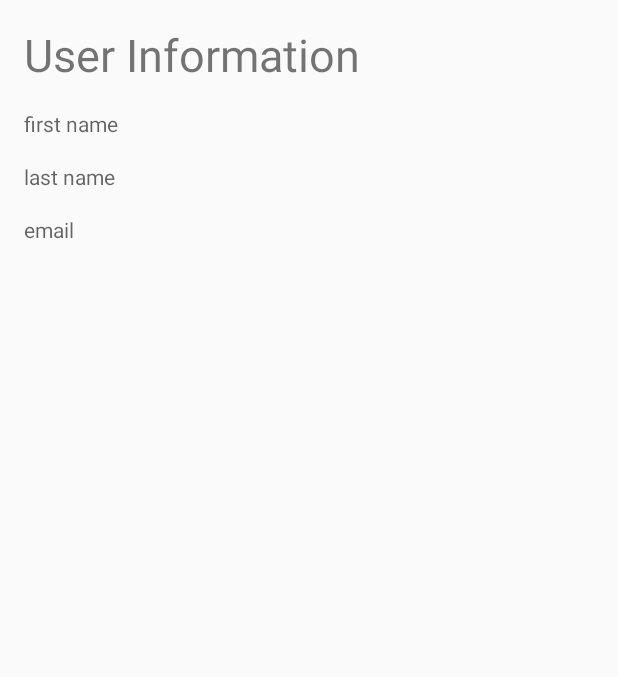
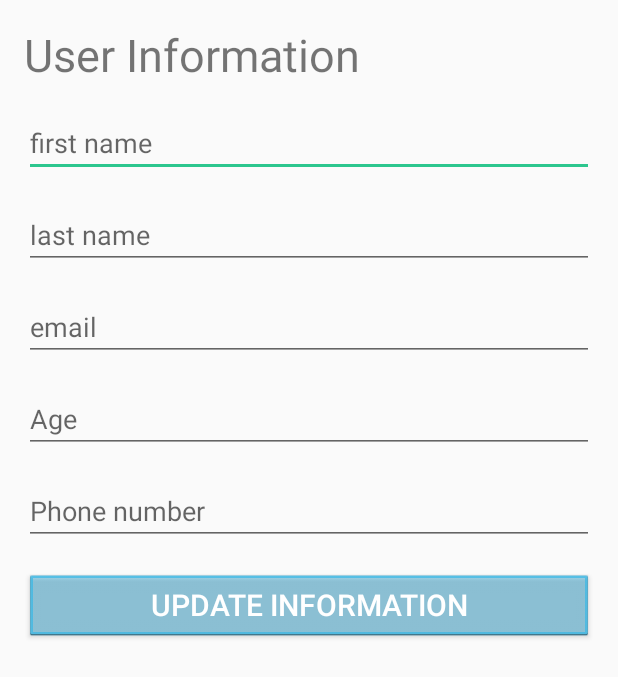
Before and after one commit to vovanluan/PTUDDD_Assignment2, an Android app: the InformationActivity screen opened directly, with no data from a screen before it, on a phone screen of 412 x 824 dp. Shown: the top 677 px of the screen. Run offline under Robolectric (Android 15) with nearby library versions, the phone set to English and light mode, and no system bars; 3 statements that could not run were skipped.

Commit message:
Show profile information

```diff
--- a/app/src/main/java/com/example/luan/activity/HomeActivity.java
+++ b/app/src/main/java/com/example/luan/activity/HomeActivity.java
@@ -152,7 +152,9 @@ public class HomeActivity extends AppCompatActivity {
                         Toast.makeText(getApplicationContext(),"Student Selected",Toast.LENGTH_SHORT).show();
                         return true;
                     case R.id.profile:
-                        Toast.makeText(getApplicationContext(),"Profile Selected",Toast.LENGTH_SHORT).show();
+                        Intent i = new Intent(HomeActivity.this, InformationActivity.class);
+                        i.putExtra("User", jsonUser);
+                        startActivity(i);
                         return true;
                     case R.id.settings:
                         Toast.makeText(getApplicationContext(),"Setttings Selected",Toast.LENGTH_SHORT).show();
@@ -199,7 +201,7 @@ public class HomeActivity extends AppCompatActivity {
     @Override
     protected void onStop()
     {
-        unregisterReceiver(broadcastReceiver);
+        //unregisterReceiver(broadcastReceiver);
         super.onStop();
     }
 
--- a/app/src/main/java/com/example/luan/activity/InformationActivity.java
+++ b/app/src/main/java/com/example/luan/activity/InformationActivity.java
@@ -23,7 +23,8 @@ import java.net.URL;
 import entity.User;
 import support.Support;
 public class InformationActivity extends AppCompatActivity {
-    TextView email, firstName, lastName;
+    EditText email, firstName, lastName, password, confirmPassword, phoneNumber, age;
+    Button update;
     User user;
     String jsonUser;
     @Override
@@ -36,20 +37,18 @@ public class InformationActivity extends AppCompatActivity {
         Type  type = new TypeToken<User>(){}.getType();
         user = gson.fromJson(jsonUser, type);
 
-        email = (TextView) findViewById(R.id.email);
-        firstName = (TextView) findViewById(R.id.firstname);
-        lastName = (TextView) findViewById(R.id.lastname);
-       // update = (Button) findViewById(R.id.update);
-
+        email = (EditText) findViewById(R.id.email);
+        firstName = (EditText) findViewById(R.id.firstname);
+        lastName = (EditText) findViewById(R.id.lastname);
+/*        password = (EditText) findViewById(R.id.password);
+        confirmPassword = (EditText) findViewById(R.id.confirm_password);*/
+        phoneNumber = (EditText) findViewById(R.id.phone);
+        age = (EditText) findViewById(R.id.age);
+        update = (Button) findViewById(R.id.update);
 
         email.setText("Email: " + user.getLocal().getEmail());
         firstName.setText("First name: "  + user.getBio().getFirstName());
         lastName.setText("Last name: "  + user.getBio().getLastName());
-/*
-        username.setText(user.getUsername());
-        username.setFocusable(false);
-        username.setClickable(true);
-        password.setText(user.getPassword());
 
 
         update.setOnClickListener(new View.OnClickListener() {
@@ -57,10 +56,11 @@ public class InformationActivity extends AppCompatActivity {
             public void onClick(View v) {
                 // Create a user object
                 User u = new User();
-                u.setUsername(username.getText().toString());
-                u.setPassword(password.getText().toString());
-                u.setEmail(email.getText().toString());
-                u.setName(name.getText().toString());
+                u.getBio().setFirstName(firstName.getText().toString());
+                u.getBio().setLastName(lastName.getText().toString());
+                //TO-DO: need check age
+                u.getBio().setAge(Integer.getInteger(age.getText().toString()));
+                u.getBio().setPhoneNumber(phoneNumber.getText().toString());
                 String url = "http://" + Support.HOST + ":8080/restful-java/user/updateInfo";
                 UpdateRequest updateRequest = new UpdateRequest();
                 updateRequest.u = u;
@@ -68,9 +68,9 @@ public class InformationActivity extends AppCompatActivity {
 
 
             }
-        });*/
+        });
     }
-/*    private class UpdateRequest extends AsyncTask<String, Void, Integer> {
+    private class UpdateRequest extends AsyncTask<String, Void, Integer> {
 
         public User u;
         @Override
@@ -106,5 +106,5 @@ public class InformationActivity extends AppCompatActivity {
             return 0;
         }
 
-    }*/
+    }
 }
--- a/app/src/main/res/layout/header.xml
+++ b/app/src/main/res/layout/header.xml
@@ -2,7 +2,7 @@
 <RelativeLayout xmlns:android="http://schemas.android.com/apk/res/android"
     android:layout_width="match_parent"
     android:layout_height="190dp"
-    android:background="@color/colorPrimaryDark"
+    android:background="@drawable/background_drawer"
     android:orientation="vertical"
     >
 
--- a/app/src/main/res/layout/user_info.xml
+++ b/app/src/main/res/layout/user_info.xml
@@ -15,24 +15,59 @@
         android:layout_height="wrap_content"
         android:text="User Information"
         android:textSize="30dp"/>
-    <TextView
+    <EditText
         android:id="@+id/firstname"
         android:layout_width="match_parent"
         android:layout_height="wrap_content"
         android:layout_marginTop="@dimen/activity_vertical_margin"
         android:hint="first name"/>
-    <TextView
+    <EditText
         android:id="@+id/lastname"
         android:layout_width="match_parent"
         android:layout_height="wrap_content"
-        android:layout_marginTop="@dimen/activity_vertical_margin"
+        android:layout_marginTop="@dimen/activity_top_margin"
         android:hint="last name"/>
-    <TextView
+    <EditText
         android:id="@+id/email"
         android:layout_width="match_parent"
         android:layout_height="wrap_content"
-        android:layout_marginTop="@dimen/activity_vertical_margin"
+        android:layout_marginTop="@dimen/activity_top_margin"
         android:hint="email"/>
+    <EditText
+        android:id="@+id/age"
+        android:layout_width="match_parent"
+        android:layout_height="wrap_content"
+        android:layout_marginTop="@dimen/activity_top_margin"
+        android:hint="Age"/>
+    <EditText
+        android:id="@+id/phone"
+        android:layout_width="match_parent"
+        android:layout_height="wrap_content"
+        android:layout_marginTop="@dimen/activity_top_margin"
+        android:hint="Phone number"/>
+<!--    <EditText
+        android:id="@+id/password"
+        android:layout_width="match_parent"
+        android:layout_height="wrap_content"
+        android:layout_marginTop="@dimen/activity_top_margin"
+        android:hint="password"
+        android:password="true"/>
+    <EditText
+        android:id="@+id/confirm_password"
+        android:layout_width="match_parent"
+        android:layout_height="wrap_content"
+        android:layout_marginTop="@dimen/activity_top_margin"
+        android:hint="confirm password"
+        android:password="true"/>-->
+    <Button
+        android:id="@+id/update"
+        android:layout_width="match_parent"
+        android:layout_height="wrap_content"
+        android:layout_marginTop="@dimen/activity_top_margin"
+        android:text="Update information"
+        android:textColor="@drawable/button_text_color"
+        android:background="@drawable/btn"
+        android:textSize="20dp"/>
 
 
 </LinearLayout>
--- a/app/src/main/res/menu/drawer.xml
+++ b/app/src/main/res/menu/drawer.xml
@@ -1,7 +1,9 @@
 <?xml version="1.0" encoding="utf-8"?>
 <menu xmlns:android="http://schemas.android.com/apk/res/android">
 
-    <group android:checkableBehavior="single">
+    <group
+        android:id="@+id/userType"
+        android:checkableBehavior="single">
 
         <item
             android:id="@+id/teacher"
@@ -14,7 +16,10 @@
             android:checked="false"
             android:icon="@drawable/student"
             android:title="@string/student" />
-
+    </group>
+    <group
+        android:id="@+id/moreInfo"
+        android:checkableBehavior="single">
         <item
             android:id="@+id/profile"
             android:checked="false"
```
Also changed, not shown: app/src/main/res/drawable/background_drawer.png (added).
